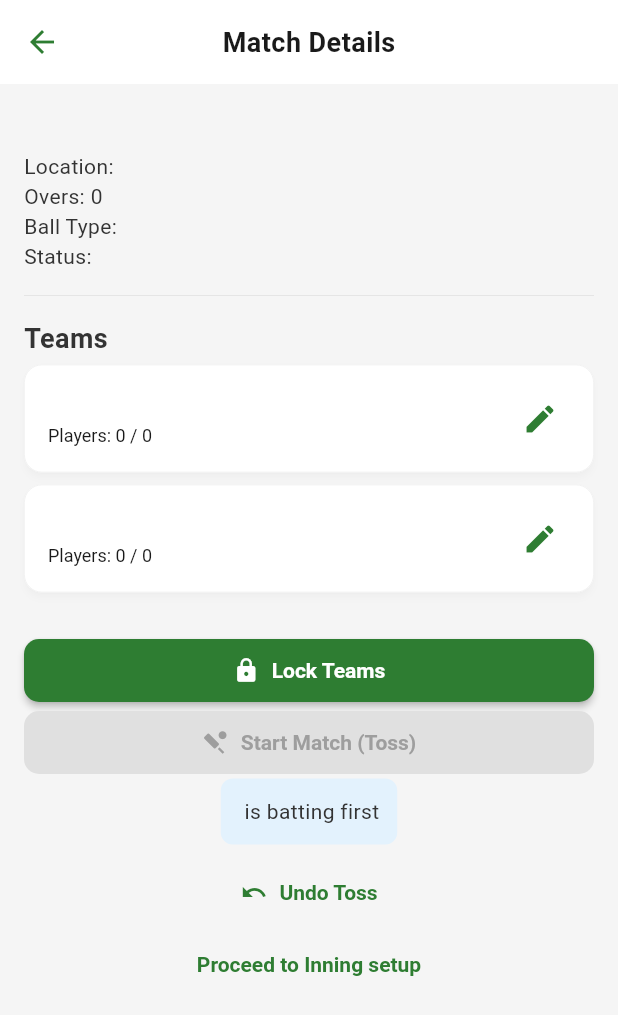
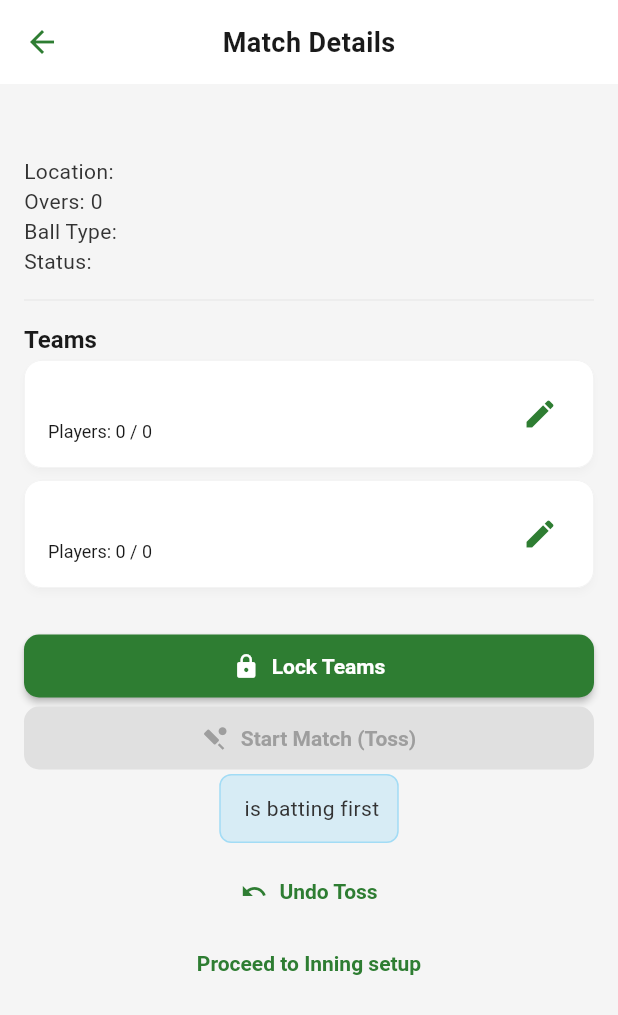
Before and after one commit to SinghDivyesh/cricRec, a Flutter app: the MatchDetailsScreen screen opened directly with empty values, on a phone screen of 412 x 824 dp. Shown: the top 1015 px of the screen. Run offline on Flutter 3.47's test engine with Material 3 defaults, Android fonts, the phone set to English and light mode, and no system bars; our stand-ins replace cloud_firestore, firebase_auth, firebase_core, flutter_slidable, google_sign_in; accounts and stored records are empty.

Commit message:
Applied App theme to match_details_screen.dart

```diff
--- a/lib/presentation/match/match_details_screen.dart
+++ b/lib/presentation/match/match_details_screen.dart
@@ -1,3 +1,4 @@
+import 'package:cric_rec/core/theme/app_theme.dart';
 import 'package:cric_rec/presentation/match/full_scorecard_screen.dart';
 import 'package:cric_rec/presentation/match/innings_setup_screen.dart';
 import 'package:flutter/material.dart';
@@ -29,6 +30,7 @@ class MatchDetailsScreen extends StatelessWidget {
         ),
         actions: [
           TextButton(
+            key: const ValueKey('cancel_edit_team_btn'),
             onPressed: () => Navigator.pop(context),
             child: const Text('Cancel'),
           ),
@@ -167,8 +169,7 @@ class MatchDetailsScreen extends StatelessWidget {
       BuildContext context,
       String battingTeam,
       ) async {
-    final bowlingTeam =
-    battingTeam == 'teamA' ? 'teamB' : 'teamA';
+    final bowlingTeam = battingTeam == 'teamA' ? 'teamB' : 'teamA';
 
     await FirebaseFirestore.instance
         .collection('matches')
@@ -213,6 +214,9 @@ class MatchDetailsScreen extends StatelessWidget {
   /* ===================== UI ===================== */
   @override
   Widget build(BuildContext context) {
+    final colorScheme = Theme.of(context).colorScheme;
+    final textTheme = Theme.of(context).textTheme;
+
     return Scaffold(
       appBar: AppBar(title: const Text('Match Details')),
       body: StreamBuilder<DocumentSnapshot>(
@@ -222,14 +226,14 @@ class MatchDetailsScreen extends StatelessWidget {
             .snapshots(),
         builder: (context, snapshot) {
           if (!snapshot.hasData) {
-            return const Center(child: CircularProgressIndicator());
+            return Center(
+              child: CircularProgressIndicator(color: colorScheme.primary),
+            );
           }
 
-          final data =
-          snapshot.data!.data() as Map<String, dynamic>;
+          final data = snapshot.data!.data() as Map<String, dynamic>;
 
-          final bool isTeamLocked =
-              data['isTeamLocked'] == true;
+          final bool isTeamLocked = data['isTeamLocked'] == true;
 
           final bool isTossDone = data['toss'] != null;
 
@@ -242,8 +246,9 @@ class MatchDetailsScreen extends StatelessWidget {
             children: [
               Text(
                 data['matchName'],
-                style: const TextStyle(
-                    fontSize: 20, fontWeight: FontWeight.bold),
+                style: textTheme.headlineSmall?.copyWith(
+                  fontWeight: FontWeight.bold,
+                ),
               ),
               Text('Location: ${data['location']}'),
               Text('Overs: ${data['overs']}'),
@@ -252,19 +257,20 @@ class MatchDetailsScreen extends StatelessWidget {
 
               const Divider(height: 32),
 
-              const Text(
+              Text(
                 'Teams',
-                style: TextStyle(
-                    fontSize: 18, fontWeight: FontWeight.w600),
+                style: textTheme.titleLarge?.copyWith(
+                  fontWeight: FontWeight.w600,
+                ),
               ),
 
               Card(
                 child: ListTile(
                   title: Text(data['teamA']['name']),
                   subtitle: Text(
-                      'Players: ${teamAPlayers.length} / $requiredPlayers'),
-                  trailing:
-                  Icon(isTeamLocked ? Icons.lock : Icons.edit),
+                    'Players: ${teamAPlayers.length} / $requiredPlayers',
+                  ),
+                  trailing: Icon(isTeamLocked ? Icons.lock : Icons.edit),
                   onTap: () => _editTeamName(
                     context,
                     'teamA',
@@ -286,9 +292,9 @@ class MatchDetailsScreen extends StatelessWidget {
                 child: ListTile(
                   title: Text(data['teamB']['name']),
                   subtitle: Text(
-                      'Players: ${teamBPlayers.length} / $requiredPlayers'),
-                  trailing:
-                  Icon(isTeamLocked ? Icons.lock : Icons.edit),
+                    'Players: ${teamBPlayers.length} / $requiredPlayers',
+                  ),
+                  trailing: Icon(isTeamLocked ? Icons.lock : Icons.edit),
                   onTap: () => _editTeamName(
                     context,
                     'teamB',
@@ -312,8 +318,7 @@ class MatchDetailsScreen extends StatelessWidget {
                 ElevatedButton.icon(
                   icon: const Icon(Icons.lock),
                   label: const Text('Lock Teams'),
-                  onPressed:
-                  teamAPlayers.length == requiredPlayers &&
+                  onPressed: teamAPlayers.length == requiredPlayers &&
                       teamBPlayers.length == requiredPlayers
                       ? () => _lockTeams(context)
                       : null,
@@ -329,25 +334,25 @@ class MatchDetailsScreen extends StatelessWidget {
               ElevatedButton.icon(
                 icon: const Icon(Icons.sports_cricket),
                 label: const Text('Start Match (Toss)'),
-                onPressed:
-                (!isTossDone && isTeamLocked)
+                onPressed: (!isTossDone && isTeamLocked)
                     ? () => _showTossDialog(context, data)
                     : null,
               ),
 
-              if (isTossDone && data['status'] != 'completed')  // ADDED CONDITION
+              if (isTossDone && data['status'] != 'completed')
                 Column(
                   children: [
                     Container(
                       padding: const EdgeInsets.all(12),
                       decoration: BoxDecoration(
-                        color: Colors.blue.shade50,
+                        color: AppTheme.info.withOpacity(0.15),
                         borderRadius: BorderRadius.circular(8),
+                        border: Border.all(
+                          color: AppTheme.info.withOpacity(0.3),
+                        ),
                       ),
                       child: Text(
-                        '${data['toss']['battingTeam'] == 'teamA'
-                            ? data['teamA']['name']
-                            : data['teamB']['name']} is batting first',
+                        '${data['toss']['battingTeam'] == 'teamA' ? data['teamA']['name'] : data['teamB']['name']} is batting first',
                       ),
                     ),
                     const SizedBox(height: 8),
@@ -357,11 +362,13 @@ class MatchDetailsScreen extends StatelessWidget {
                       onPressed: () => _undoToss(context),
                     ),
                     TextButton.icon(
-                      onPressed: (){
+                      onPressed: () {
                         Navigator.push(
                           context,
                           MaterialPageRoute(
-                            builder: (_) => InningsSetupScreen(matchId: matchId),
+                            builder: (_) => InningsSetupScreen(
+                              matchId: matchId,
+                            ),
                           ),
                         );
                       },
@@ -370,7 +377,6 @@ class MatchDetailsScreen extends StatelessWidget {
                   ],
                 ),
 
-// ADD THIS NEW SECTION RIGHT AFTER THE ABOVE CODE:
               if (data['status'] == 'completed' && data['winner'] != null)
                 Column(
                   children: [
@@ -379,15 +385,18 @@ class MatchDetailsScreen extends StatelessWidget {
                       padding: const EdgeInsets.all(16),
                       decoration: BoxDecoration(
                         gradient: LinearGradient(
-                          colors: [Colors.green.shade400, Colors.green.shade700],
+                          colors: [
+                            AppTheme.primary.withOpacity(0.8),
+                            AppTheme.primary,
+                          ],
                         ),
                         borderRadius: BorderRadius.circular(12),
                       ),
                       child: Column(
                         children: [
-                          const Icon(
+                          Icon(
                             Icons.emoji_events,
-                            color: Colors.yellow,
+                            color: AppTheme.warning,
                             size: 48,
                           ),
                           const SizedBox(height: 8),
@@ -418,7 +427,7 @@ class MatchDetailsScreen extends StatelessWidget {
                             label: const Text('View Full Scorecard'),
                             style: ElevatedButton.styleFrom(
                               backgroundColor: Colors.white,
-                              foregroundColor: Colors.green.shade700,
+                              foregroundColor: AppTheme.primary,
                             ),
                           ),
                         ],
@@ -478,7 +487,8 @@ class _PlayerSelectionBottomSheetState
       final battingStyle = data['battingStyle']?.toString() ?? '';
 
       // Search filter
-      if (_searchQuery.isNotEmpty && !name.contains(_searchQuery.toLowerCase())) {
+      if (_searchQuery.isNotEmpty &&
+          !name.contains(_searchQuery.toLowerCase())) {
         return false;
       }
 
@@ -488,7 +498,8 @@ class _PlayerSelectionBottomSheetState
       }
 
       // Batting style filter
-      if (_selectedBattingStyle != null && battingStyle != _selectedBattingStyle) {
+      if (_selectedBattingStyle != null &&
+          battingStyle != _selectedBattingStyle) {
         return false;
       }
 
@@ -498,6 +509,8 @@ class _PlayerSelectionBottomSheetState
 
   @override
   Widget build(BuildContext context) {
+    final colorScheme = Theme.of(context).colorScheme;
+    final textTheme = Theme.of(context).textTheme;
     final filteredPlayers = _getFilteredPlayers();
 
     return DraggableScrollableSheet(
@@ -513,7 +526,7 @@ class _PlayerSelectionBottomSheetState
               // Header
               Text(
                 'Add Players',
-                style: Theme.of(context).textTheme.titleLarge,
+                style: textTheme.titleLarge,
               ),
               const SizedBox(height: 12),
 
@@ -600,7 +613,8 @@ class _PlayerSelectionBottomSheetState
                       selected: _selectedBattingStyle == 'Left Hand Bat',
                       onSelected: (selected) {
                         setState(() {
-                          _selectedBattingStyle = selected ? 'Left Hand Bat' : null;
+                          _selectedBattingStyle =
+                          selected ? 'Left Hand Bat' : null;
                         });
                       },
                     ),
@@ -610,7 +624,8 @@ class _PlayerSelectionBottomSheetState
                       selected: _selectedBattingStyle == 'Right Hand Bat',
                       onSelected: (selected) {
                         setState(() {
-                          _selectedBattingStyle = selected ? 'Right Hand Bat' : null;
+                          _selectedBattingStyle =
+                          selected ? 'Right Hand Bat' : null;
                         });
                       },
                     ),
@@ -622,7 +637,7 @@ class _PlayerSelectionBottomSheetState
               // Selected count
               Text(
                 '${widget.selectedUids.length} / ${widget.maxPlayers} players selected',
-                style: Theme.of(context).textTheme.bodyMedium,
+                style: textTheme.bodyMedium,
               ),
               const SizedBox(height: 12),
 
@@ -639,11 +654,15 @@ class _PlayerSelectionBottomSheetState
                     final doc = filteredPlayers[index];
                     final uid = doc.id;
                     final data = doc.data() as Map<String, dynamic>;
-                    final name = (data['fullName'] ?? 'Unnamed Player').toString();
-                    final playingRole = data['playingRole']?.toString() ?? 'N/A';
-                    final battingStyle = data['battingStyle']?.toString() ?? 'N/A';
+                    final name =
+                    (data['fullName'] ?? 'Unnamed Player').toString();
+                    final playingRole =
+                        data['playingRole']?.toString() ?? 'N/A';
+                    final battingStyle =
+                        data['battingStyle']?.toString() ?? 'N/A';
 
-                    final bool isSelected = widget.selectedUids.contains(uid);
+                    final bool isSelected =
+                    widget.selectedUids.contains(uid);
                     final bool isBlocked =
                         widget.opponentUids.contains(uid) && !isSelected;
 
@@ -655,13 +674,17 @@ class _PlayerSelectionBottomSheetState
                           decoration: isBlocked
                               ? TextDecoration.lineThrough
                               : TextDecoration.none,
-                          color: isBlocked ? Colors.grey : null,
+                          color: isBlocked
+                              ? colorScheme.onSurface.withOpacity(0.4)
+                              : null,
                         ),
                       ),
                       subtitle: Text(
                         '$playingRole • $battingStyle',
                         style: TextStyle(
-                          color: isBlocked ? Colors.grey : null,
+                          color: isBlocked
+                              ? colorScheme.onSurface.withOpacity(0.4)
+                              : null,
                         ),
                       ),
                       onChanged: isBlocked
@@ -669,7 +692,8 @@ class _PlayerSelectionBottomSheetState
                           : (checked) {
                         setState(() {
                           if (checked == true) {
-                            if (widget.selectedUids.length < widget.maxPlayers) {
+                            if (widget.selectedUids.length <
+                                widget.maxPlayers) {
                               widget.selectedUids.add(uid);
                             }
                           } else {
```
